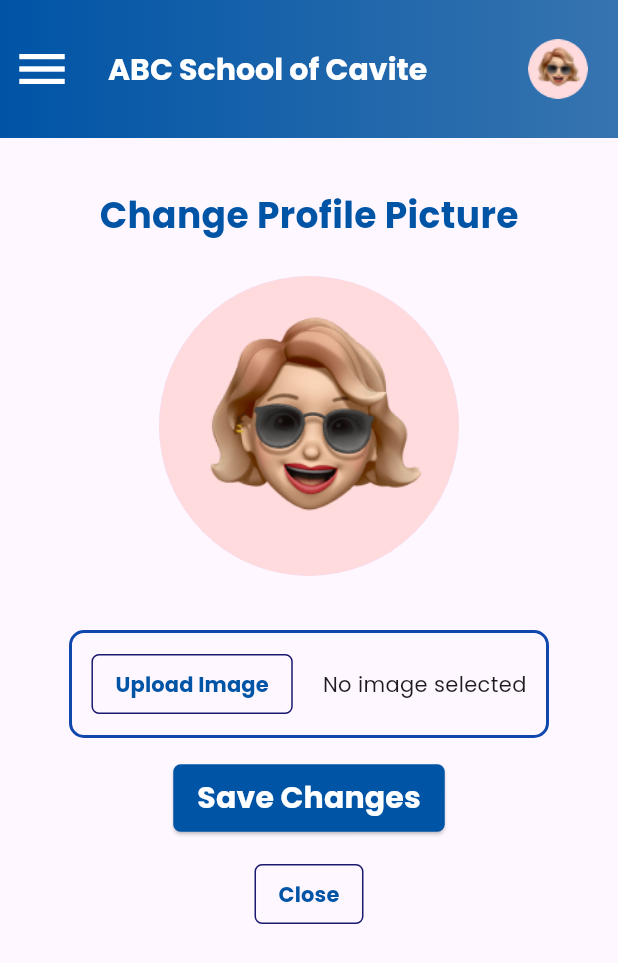
After one commit to usernamesyd/cerebromob_clone, a Flutter app: the ChangeProfile screen opened directly, on a phone screen of 412 x 824 dp. The commit adds this screen. Shown: the top 963 px of the screen. Run offline on Flutter 3.47's test engine with Material 3 defaults, Android fonts, the phone set to English and light mode, and no system bars.

Commit message:
UI design of Change Profile Picture

```diff
--- a/lib/atoms/cerebro_elevated_btn.dart
+++ b/lib/atoms/cerebro_elevated_btn.dart
@@ -9,12 +9,12 @@ class CerebroElevatedBtn extends StatelessWidget {
   final Color? textColor; // Optional text color
 
   const CerebroElevatedBtn({
-    super.key,
+    Key? key,
     required this.onPressed,
     required this.text,
     this.backgroundColor,
     this.textColor,
-  });
+  }) : super(key: key);
 
   @override
   Widget build(BuildContext context) {
@@ -27,11 +27,53 @@ class CerebroElevatedBtn extends StatelessWidget {
         ),
         padding: const EdgeInsets.symmetric(vertical: 8, horizontal: 16),
       ),
-      child: Text(text, style: poppinsH5.copyWith(
-        color: textColor ?? cerebroWhite,
-      ),
-
+      child: Text(
+        text,
+        style: poppinsH5.copyWith(
+          color: textColor ?? cerebroWhite,
+        ),
       ),
     );
   }
 }
+
+class CerebroOutlinedBtn extends StatelessWidget {
+  final VoidCallback onPressed;
+  final String text;
+  final Color? backgroundColor;
+  final Color? borderColor;
+  final Color? textColor;
+
+  const CerebroOutlinedBtn({
+    Key? key,
+    required this.onPressed,
+    required this.text,
+    this.backgroundColor,
+    this.borderColor,
+    this.textColor,
+  }) : super(key: key);
+
+  @override
+  Widget build(BuildContext context) {
+    return OutlinedButton(
+      onPressed: onPressed,
+      style: OutlinedButton.styleFrom(
+        backgroundColor: backgroundColor ?? Colors.transparent,
+        side: BorderSide(
+          color: cerebroBlue100, // Set the color of the border
+        ),
+        shape: RoundedRectangleBorder(
+          borderRadius: BorderRadius.circular(5),
+        ),
+        padding: const EdgeInsets.symmetric(vertical: 8, horizontal: 16),
+      ),
+      child: Text(
+        text,
+        style: poppinsH5.copyWith(
+          color: textColor ?? cerebroBlue200,
+          fontSize: 14,
+        ),
+      ),
+    );
+  }
+}
--- /dev/null
+++ b/lib/pages/login/change_profile.dart
@@ -0,0 +1,115 @@
+import 'package:cerebro_mobile/atoms/cerebro_elevated_btn.dart';
+import 'package:cerebro_mobile/organisms/cerebro_appbar.dart';
+import 'package:cerebro_mobile/pages/login/login_page.dart';
+import 'package:cerebro_mobile/theme/colors.dart';
+import 'package:cerebro_mobile/theme/texts.dart';
+import 'package:flutter/material.dart';
+
+class ChangeProfile extends StatelessWidget {
+  const ChangeProfile({Key? key});
+
+  @override
+  Widget build(BuildContext context) {
+    return Scaffold(
+      appBar: CerebroAppBar(title: 'ABC School of Cavite'),
+      body: Center(
+        child: Padding(
+          padding: const EdgeInsets.all(6.0),
+          child: Column(
+            mainAxisAlignment: MainAxisAlignment.start,
+            crossAxisAlignment: CrossAxisAlignment.center,
+            children: [
+              Padding(
+                padding: const EdgeInsets.only(top: 28),
+              ),
+              Padding(
+                padding: const EdgeInsets.only(bottom: 24), // Adjust bottom padding as needed
+                child: Text(
+                  'Change Profile Picture',
+                  style: poppinsH4.copyWith(color: cerebroBlue200),
+                ),
+              ),
+              Padding(
+                padding: const EdgeInsets.only(bottom: 16.0), // Add padding to the bottom
+                child: Column(
+                  children: [
+                    CircleAvatar(
+                      radius: 100, // Adjust size as needed
+                      backgroundImage: AssetImage(
+                        'assets/images/profile.png',
+                      ),
+                    ),
+                    SizedBox(height: 20), // Add some space between CircleAvatar and ElevatedButton
+                  ],
+                ),
+              ),
+
+              Padding(
+                padding: const EdgeInsets.only(bottom: 16.0),
+                child: SizedBox(
+                  width: 320, // Adjust width as needed
+                  child: Container(
+                    padding: const EdgeInsets.all(10), // Adjust padding as needed
+                    decoration: BoxDecoration(
+                      border: Border.all(
+                        color: cerebroBlue300, // Outline border color
+                        width: 2, // Border width
+                      ),
+                      borderRadius: BorderRadius.circular(10), // Border radius
+                    ),
+                    child: Column(
+                      mainAxisAlignment: MainAxisAlignment.center,
+                      children: [
+                        Row(
+                          mainAxisAlignment: MainAxisAlignment.center,
+                          children: [
+                            CerebroOutlinedBtn(
+                              onPressed: () {
+                                // Add functionality for closing here
+                              },
+                              text: 'Upload Image',
+                            ),
+                            SizedBox(width: 20), // Add space between texts
+                            Text(
+                              'No image selected',
+                              style: TextStyle(fontSize: 14), // Adjust text font size
+                            ),
+                          ],
+                        ),
+                      ],
+                    ),
+                  ),
+                ),
+              ),
+
+              Padding(
+                padding: const EdgeInsets.only(bottom: 16.0),
+                child: Column(
+                  children: [
+                    CerebroElevatedBtn(
+                      onPressed: () => {},
+                      text: 'Save Changes',
+                    ),
+                    ],
+                  ),
+                ),
+                Padding(
+                padding: const EdgeInsets.only(bottom: 16.0),
+                child: Column(
+                  children: [
+                    CerebroOutlinedBtn(
+                      onPressed: () => {
+                        Navigator.push(context, MaterialPageRoute(builder: (context) => LoginPage()))
+                      },
+                      text: 'Close',
+                    ),
+                  ],
+                ),
+              ),
+            ],
+          ),
+        ),
+      ),
+    );
+  }
+}
```
Also changed, not shown: assets/images/profile.png (added).
